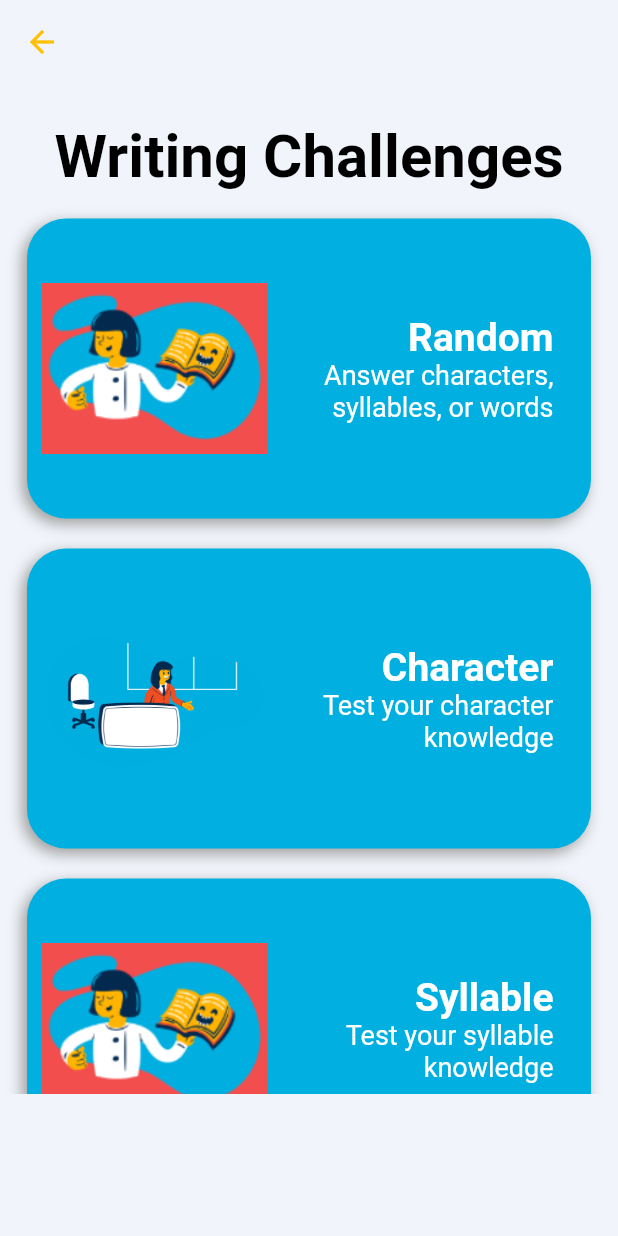
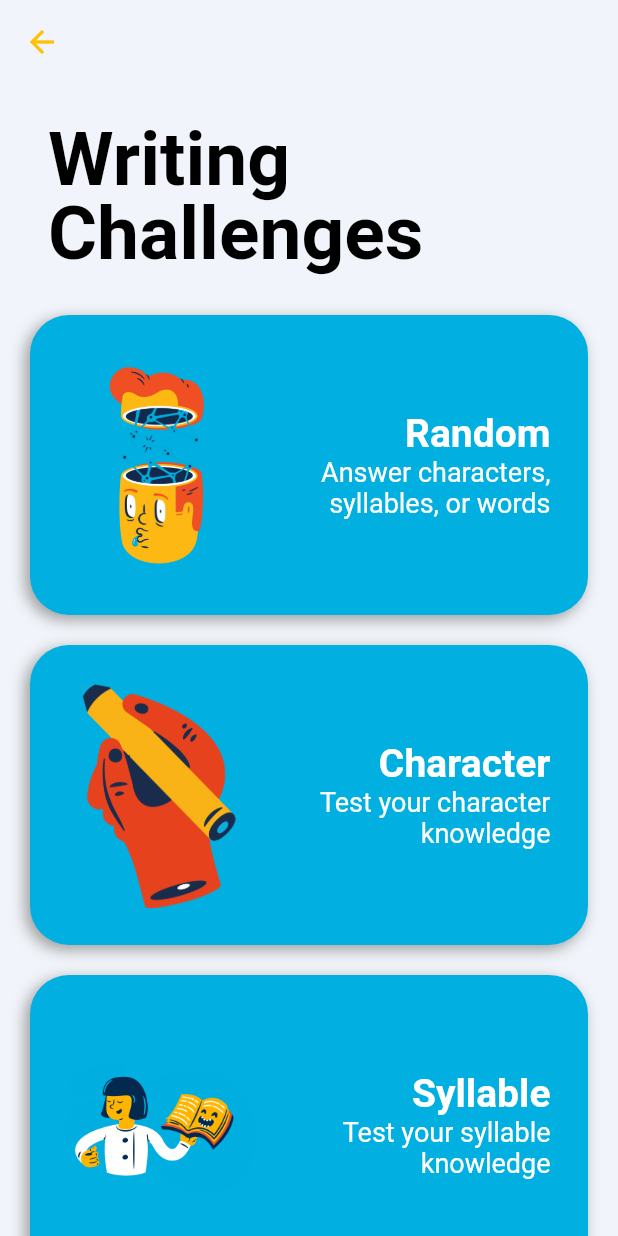
Before and after one commit to CMSC-129B-Projects/Hachingu, a Flutter app: the TrainScreen screen opened directly, on a phone screen of 412 x 824 dp. Run offline on Flutter 3.47's test engine with Material 2 defaults, Android fonts, the phone set to English and light mode, and no system bars; our stand-ins replace flutter_local_notifications, fluttertoast, shared_preferences; missing offline and left inert: mailer; accounts and stored records are empty; Roboto replaces fonts that are missing (OpenSans).

Commit message:
feat(TrainScreen): migrated into CustomScrollView

```diff
--- a/lib/Screens/TrainScreen.dart
+++ b/lib/Screens/TrainScreen.dart
@@ -21,85 +21,50 @@ class _TrainScreenState extends State<TrainScreen> {
   Widget TrainBody(DarkThemeProvider themeProvider) {
     return new Scaffold(
         backgroundColor: Theme.of(context).backgroundColor,
-        appBar: AppBar(
-          backgroundColor: Theme.of(context).backgroundColor,
+        body: CustomScrollView(slivers: <Widget>[
+          SliverAppBar(
             elevation: 0,
             leading: IconButton(
                 onPressed: () {
                   Navigator.of(context).pop();
                 },
                 icon: Icon(Icons.arrow_back, color: Colors.amber)),
-          shape:
-              RoundedRectangleBorder(borderRadius: BorderRadius.circular(20)),
+            backgroundColor: Theme.of(context).backgroundColor,
+            pinned: true,
+            expandedHeight: 200,
+            flexibleSpace: LayoutBuilder(
+                builder: (BuildContext context, BoxConstraints constraints) {
+              return FlexibleSpaceBar(
+                title: Text("Writing Challenges",
+                    style: TextStyle(
+                        color: Theme.of(context).primaryColor,
+                        height: 1,
+                        fontWeight: FontWeight.bold,
+                        fontSize: constraints.maxHeight < 100
+                            ? null
+                            : constraints.maxHeight / 6)),
+                titlePadding: constraints.maxHeight < 100
+                    ? null
+                    : EdgeInsetsDirectional.only(
+                        start: (200 / constraints.maxHeight) * 32,
+                        bottom: constraints.maxHeight / 12),
+              );
+            }),
           ),
-        body: Container(
-            color: Theme.of(context).backgroundColor,
-            child: Column(
-                children: [
-                  Positioned(
-                    top: 0,
-                    child: Column(
-                        children: [
-                          Container(
-                            width: sWidth,
-                            height: sHeight * 0.03,
-                          ),
-                          Text(
-                            "Writing Challenges",
-                            textAlign: TextAlign.center,
-                            style: TextStyle(
-                                fontFamily: 'OpenSans',
-                                color: Theme.of(context).primaryColor,
-                                fontSize: 40,
-                                fontWeight: FontWeight.bold),
-                          ),
-                        ]
-                    ),
-                  ),
-                  Container(
-                      height: sHeight * 0.73,
-                      child: ListView(
-                        padding: const EdgeInsets.all(8),
-                        children: <Widget>[
-                          ChallengeCard("assets/images/learn.PNG", "Random",
+          SliverList(
+            delegate: SliverChildListDelegate([
+              ChallengeCard("assets/images/neural_network.png", "Random",
                   "Answer characters, syllables, or words"),
-                          ChallengeCard("assets/images/teach.png", "Character",
+              ChallengeCard("assets/images/writing_hand.png", "Character",
                   "Test your character knowledge"),
-                          ChallengeCard("assets/images/learn.PNG", "Syllable",
+              ChallengeCard("assets/images/read_aloud.png", "Syllable",
                   "Test your syllable knowledge"),
-                          ChallengeCard("assets/images/learn.PNG", "Word",
-                              "Test your word knowledge")
-                        ],
-                      )),
-                  /*Stack(
-                      children: [
-                        InkWell(
-                            onTap: () {
-                              print("Tapped");
-                            },
-                            child: Container(
-                                height: 100,
-                                width: 100,
-                                child: Text(
-                                    "Character"
+              ChallengeCard("assets/images/discuss.png", "Word",
+                  "Test your word knowledge"),
+              Container(height: 10)
+            ]),
           )
-                            )
-                        ),
-                        InkWell(
-                            onTap: () {
-                              print("Tapped");
-                            },
-                            child: Container(
-                                height: 100,
-                                width: 100,
-                                child: Text(
-                                    "Word"
-                                )
-                            )
-                        )
-                      ]
-                  )*/
-            ])));
+        ]));
   }
 }
 
@@ -113,7 +78,7 @@ class ChallengeCard extends StatelessWidget {
   Widget build(BuildContext context) {
     return Container(
       height: 200,
-      margin: const EdgeInsets.all(10),
+      margin: const EdgeInsets.only(left: 20, right: 20, bottom: 10, top: 10),
       padding: const EdgeInsets.only(left: 10, right: 25),
       child: Row(
         children: <Widget>[
@@ -155,13 +120,3 @@ class ChallengeCard extends StatelessWidget {
     );
   }
 }
-
-/*class TrainScreen extends StatelessWidget {
-  var sWidth, sHeight;
-  @override
-  Widget build(BuildContext context) {
-    sWidth = MediaQuery.of(context).size.width;
-    sHeight = MediaQuery.of(context).size.height;
-
-  }
-}*/
```
Lines whose indentation alone changed are shown as unchanged.
